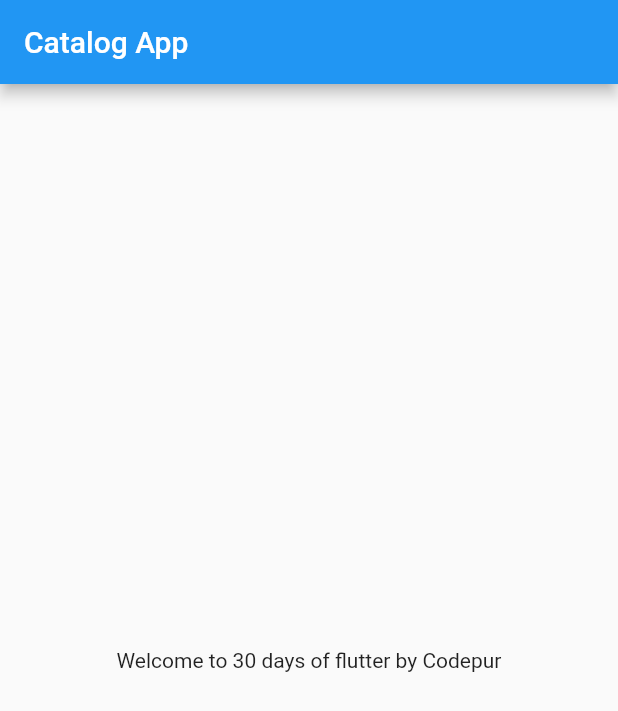
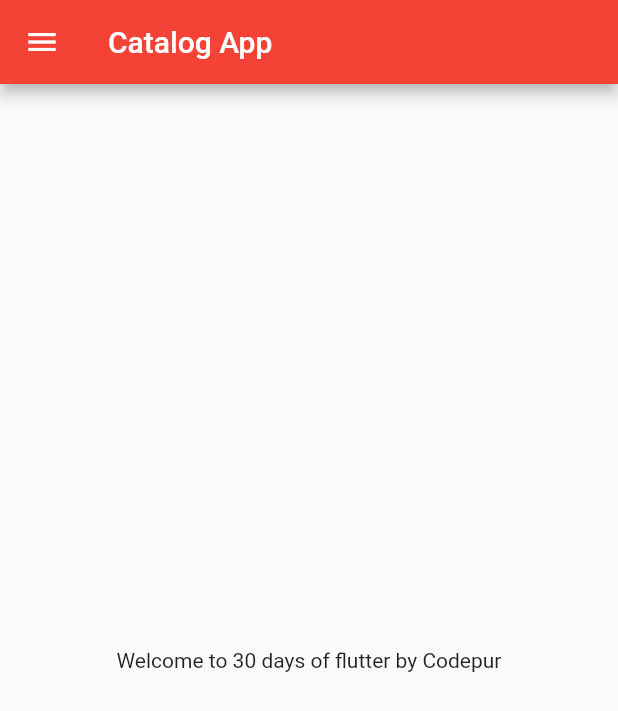
Before and after one commit to Mustansar0786/30DaysOfFlutter, a Flutter app: the screen it shows after launch, on a phone screen of 412 x 824 dp. Shown: the top 711 px of the screen. Run offline on Flutter 3.47's test engine with Material 2 defaults, Android fonts, the phone set to English and light mode, and no system bars.

Commit message:
day3 completed

```diff
--- a/lib/main.dart
+++ b/lib/main.dart
@@ -1,5 +1,6 @@
 import 'package:flutter/material.dart';
-import 'package:flutter_catalog/home_page.dart';
+import 'package:flutter_catalog/pages/home_page.dart';
+import 'package:flutter_catalog/pages/login_page.dart';
 
 void main(List<String> args) {
   runApp(const MyApp());
@@ -9,6 +10,19 @@ class MyApp extends StatelessWidget {
   const MyApp({Key? key}) : super(key: key);
   @override
   Widget build(BuildContext context) {
-    return const MaterialApp(home: HomePage());
+    return MaterialApp(
+      themeMode: ThemeMode.light,
+      // darkTheme: ThemeData(), ///for dark mode
+      theme: ThemeData(
+        //for light mode
+        primarySwatch: Colors.red,
+      ),
+      // home: const HomePage(),
+      initialRoute: "/home",
+      routes: {
+        "/": (context) => const LoginPage(),
+        "/home": (context) => const HomePage(),
+      },
+    );
   }
 }
--- a/lib/home_page.dart
+++ b/lib/pages/home_page.dart
@@ -13,6 +13,7 @@ class HomePage extends StatelessWidget {
       body: Center(
         child: Text("Welcome to $day days of flutter by $name"),
       ),
+      drawer: Drawer(),
     );
   }
 }
```
Also changed, not shown: lib/pages/login_page.dart (added, +14 -0 lines).
